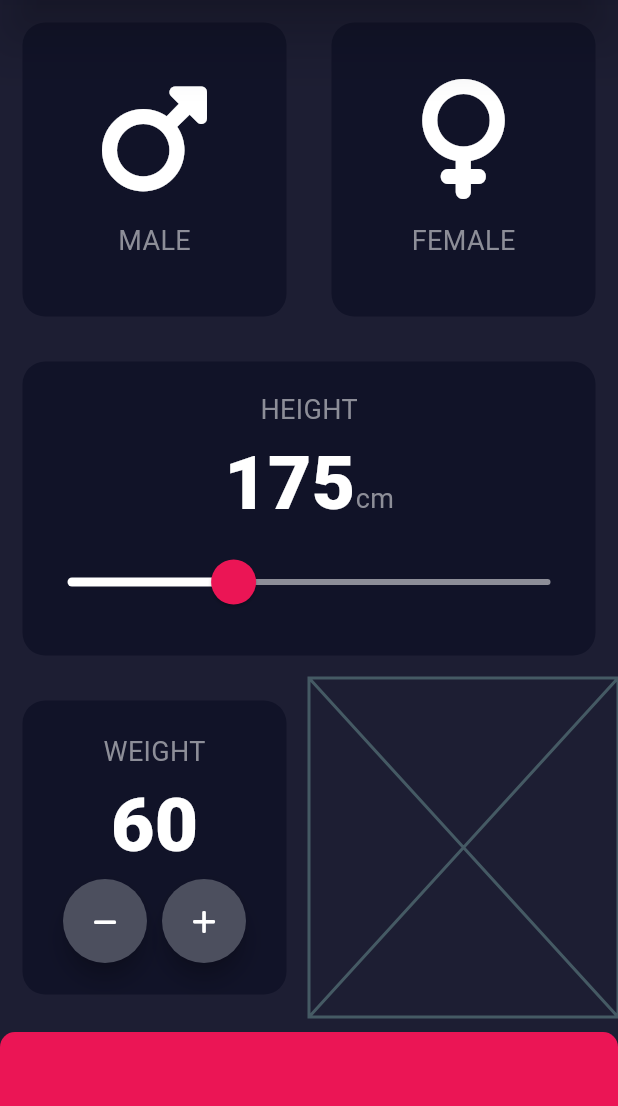
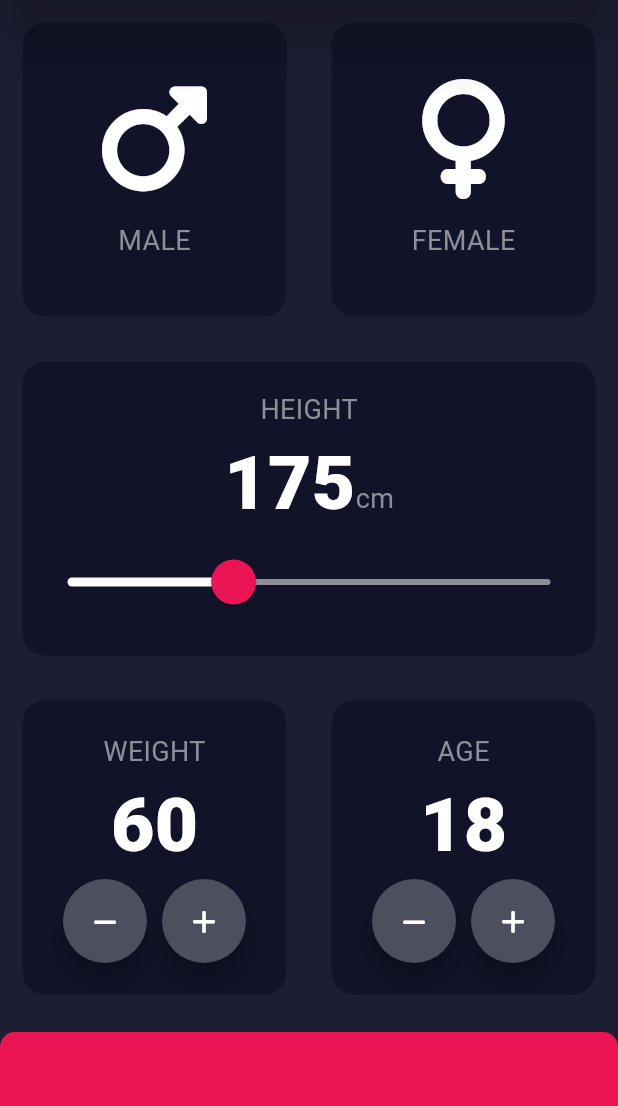
Before and after one commit to KASRA10/BMI-Calculator_V1, a Flutter app: the screen it shows after launch, on a phone screen of 412 x 824 dp, the part 84-1190 px from its top. Run offline on Flutter 3.47's test engine with Material 3 defaults, Android fonts, the phone set to English and light mode, and no system bars; our stand-ins replace font_awesome_flutter.

Commit message:
Add Age Car Updater

```diff
--- a/lib/main.dart
+++ b/lib/main.dart
@@ -161,12 +161,22 @@ class _InputPageState extends State<InputPage> {
                           children: [
                             RoundIconButton(
                               rawIconData: FontAwesomeIcons.minus,
+                              onTap: () => {
+                                setState(() {
+                                  weight--;
+                                }),
+                              },
                             ),
                             SizedBox(
                               width: 10.0,
                             ),
                             RoundIconButton(
                               rawIconData: FontAwesomeIcons.plus,
+                              onTap: () => {
+                                setState(() {
+                                  weight++;
+                                }),
+                              },
                             ),
                           ],
                         ),
@@ -176,7 +186,53 @@ class _InputPageState extends State<InputPage> {
                   ),
                 ),
                 Expanded(
-                  child: Placeholder(),
+                  child: ReusableCard(
+                    changeableColor: kInActiveCardColor,
+                    cardChild: Column(
+                      mainAxisAlignment: MainAxisAlignment.center,
+                      crossAxisAlignment: CrossAxisAlignment.center,
+                      children: <Widget>[
+                        Text(
+                          'AGE',
+                          style: kMyTextStyle,
+                        ),
+                        Text(
+                          '$age',
+                          style: kNumberTextStyle,
+                        ),
+                        Row(
+                          mainAxisAlignment: MainAxisAlignment.center,
+                          crossAxisAlignment: CrossAxisAlignment.center,
+                          children: [
+                            RoundIconButton(
+                              rawIconData: FontAwesomeIcons.minus,
+                              onTap: () => {
+                                setState(
+                                  () {
+                                    age--;
+                                  },
+                                ),
+                              },
+                            ),
+                            SizedBox(
+                              width: 10.0,
+                            ),
+                            RoundIconButton(
+                              rawIconData: FontAwesomeIcons.plus,
+                              onTap: () => {
+                                setState(
+                                  () {
+                                    age++;
+                                  },
+                                ),
+                              },
+                            ),
+                          ],
+                        ),
+                      ],
+                    ),
+                    onPress: () => {},
+                  ),
                 ),
               ],
             ),
--- a/lib/src/constants.dart
+++ b/lib/src/constants.dart
@@ -98,3 +98,5 @@ const kRawConstrains = BoxConstraints.tightFor(
   height: 56.0,
   width: 56.0,
 );
+
+int age = 18;
--- a/lib/src/round_icon_button.dart
+++ b/lib/src/round_icon_button.dart
@@ -4,16 +4,18 @@ import 'package:bmi_calculator_v1/src/constants.dart';
 
 class RoundIconButton extends StatelessWidget {
   final IconData rawIconData;
+  final Function onTap;
 
   const RoundIconButton({
     super.key,
     required this.rawIconData,
+    required this.onTap,
   });
 
   @override
   Widget build(BuildContext context) {
     return RawMaterialButton(
-      onPressed: () => {},
+      onPressed: () => onTap(),
       shape: CircleBorder(),
       fillColor: kRawIconButtonColor,
       elevation: 6.0,
```
